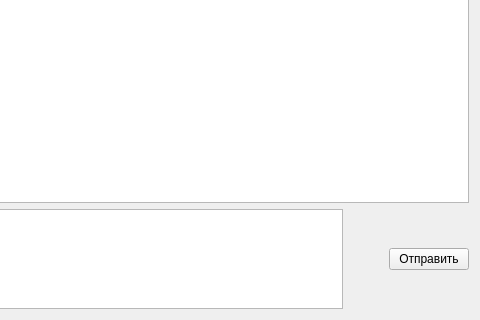
Above: src/VMTD/VMTD/adapters/VMTDNodeAdapterForm.ui from ekushko/qt-vxlan-mtd-old before the change; both pictures show x 274 to 754 and y 307 to 627 of the 754 by 627 pixel window. Below: the same form after it.
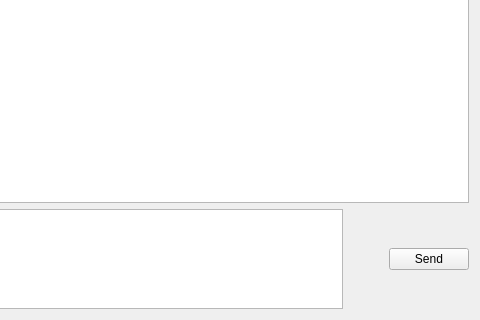
That is the form after the change.

The edit to the form file:
```diff
--- a/src/VMTD/VMTD/adapters/VMTDNodeAdapterForm.ui
+++ b/src/VMTD/VMTD/adapters/VMTDNodeAdapterForm.ui
@@ -58,7 +58,7 @@
      <item>
       <widget class="QPushButton" name="pbSend">
        <property name="text">
-        <string>Отправить</string>
+        <string>Send</string>
        </property>
       </widget>
      </item>
```
